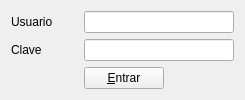
First picture: the form in login_ui.ui, repository rodety/Clinica, before the edit.
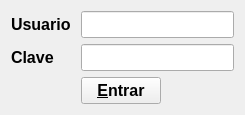
Second picture: the form after the edit. Icons and pictures are not drawn.

What changed in the file:
```diff
--- a/login_ui.ui
+++ b/login_ui.ui
@@ -23,10 +23,25 @@
      <item row="0" column="0">
       <layout class="QGridLayout" name="gridLayout">
        <item row="0" column="1" colspan="2">
-        <widget class="QLineEdit" name="lineEdit_User"/>
+        <widget class="QLineEdit" name="lineEdit_User">
+         <property name="font">
+          <font>
+           <pointsize>12</pointsize>
+           <weight>75</weight>
+           <bold>true</bold>
+          </font>
+         </property>
+        </widget>
        </item>
        <item row="1" column="0">
         <widget class="QLabel" name="label_2">
+         <property name="font">
+          <font>
+           <pointsize>12</pointsize>
+           <weight>75</weight>
+           <bold>true</bold>
+          </font>
+         </property>
          <property name="text">
           <string>Clave </string>
          </property>
@@ -34,6 +49,13 @@
        </item>
        <item row="1" column="1" colspan="2">
         <widget class="QLineEdit" name="lineEdit_Password">
+         <property name="font">
+          <font>
+           <pointsize>12</pointsize>
+           <weight>75</weight>
+           <bold>true</bold>
+          </font>
+         </property>
          <property name="echoMode">
           <enum>QLineEdit::Password</enum>
          </property>
@@ -41,6 +63,13 @@
        </item>
        <item row="2" column="0">
         <spacer name="horizontalSpacer">
+         <property name="font">
+          <font>
+           <pointsize>12</pointsize>
+           <weight>75</weight>
+           <bold>true</bold>
+          </font>
+         </property>
          <property name="orientation">
           <enum>Qt::Horizontal</enum>
          </property>
@@ -54,6 +83,13 @@
        </item>
        <item row="2" column="1">
         <widget class="QPushButton" name="pushButton_Login">
+         <property name="font">
+          <font>
+           <pointsize>12</pointsize>
+           <weight>75</weight>
+           <bold>true</bold>
+          </font>
+         </property>
          <property name="text">
           <string>&amp;Entrar</string>
          </property>
@@ -64,6 +100,13 @@
        </item>
        <item row="2" column="2">
         <spacer name="horizontalSpacer_2">
+         <property name="font">
+          <font>
+           <pointsize>12</pointsize>
+           <weight>75</weight>
+           <bold>true</bold>
+          </font>
+         </property>
          <property name="orientation">
           <enum>Qt::Horizontal</enum>
          </property>
@@ -77,6 +120,13 @@
        </item>
        <item row="0" column="0">
         <widget class="QLabel" name="label">
+         <property name="font">
+          <font>
+           <pointsize>12</pointsize>
+           <weight>75</weight>
+           <bold>true</bold>
+          </font>
+         </property>
          <property name="text">
           <string>Usuario </string>
          </property>
```
